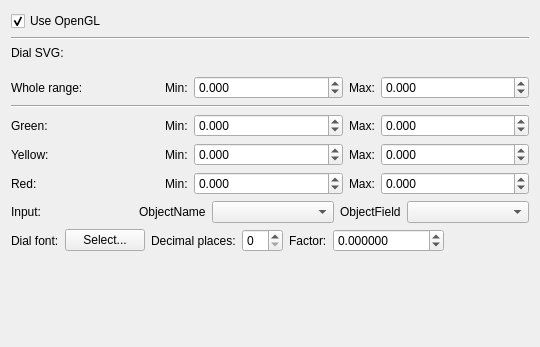
Old version of the form ground/openpilotgcs/src/plugins/lineardial/lineardialgadgetoptionspage.ui in the repository openpilot/OpenPilot.
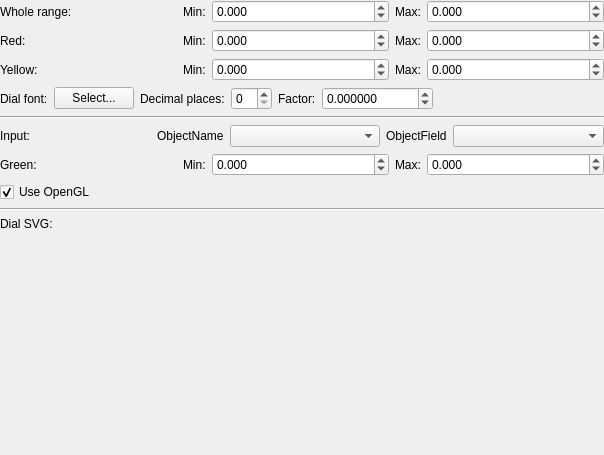
New version of the form. Custom widgets are drawn as their Qt base class.

Commit message: added scroll areas to all the preference settings screens

The edit to the form file:
```diff
--- a/ground/openpilotgcs/src/plugins/lineardial/lineardialgadgetoptionspage.ui
+++ b/ground/openpilotgcs/src/plugins/lineardial/lineardialgadgetoptionspage.ui
@@ -6,8 +6,8 @@
    <rect>
     <x>0</x>
     <y>0</y>
-    <width>540</width>
-    <height>347</height>
+    <width>604</width>
+    <height>455</height>
    </rect>
   </property>
   <property name="sizePolicy">
@@ -20,57 +20,33 @@
    <string>Form</string>
   </property>
   <layout class="QVBoxLayout" name="verticalLayout_2">
+   <property name="margin">
+    <number>0</number>
+   </property>
    <item>
-    <layout class="QHBoxLayout" name="horizontalLayout_8">
-     <item>
-      <widget class="QCheckBox" name="useOpenGL">
-       <property name="text">
-        <string>Use OpenGL</string>
-       </property>
-       <property name="checked">
+    <widget class="QScrollArea" name="scrollArea">
+     <property name="frameShape">
+      <enum>QFrame::NoFrame</enum>
+     </property>
+     <property name="frameShadow">
+      <enum>QFrame::Plain</enum>
+     </property>
+     <property name="widgetResizable">
         <bool>true</bool>
        </property>
-      </widget>
-     </item>
-    </layout>
-   </item>
-   <item>
-    <widget class="Line" name="line_3">
-     <property name="orientation">
-      <enum>Qt::Horizontal</enum>
-     </property>
-    </widget>
-   </item>
-   <item>
-    <layout class="QHBoxLayout" name="horizontalLayout" stretch="0,0">
-     <property name="spacing">
-      <number>10</number>
-     </property>
-     <property name="sizeConstraint">
-      <enum>QLayout::SetMaximumSize</enum>
-     </property>
-     <property name="bottomMargin">
-      <number>10</number>
-     </property>
-     <item>
-      <widget class="QLabel" name="label">
-       <property name="text">
-        <string>Dial SVG: </string>
-       </property>
-      </widget>
-     </item>
-     <item>
-      <widget class="Utils::PathChooser" name="svgSourceFile" native="true">
-       <property name="sizePolicy">
-        <sizepolicy hsizetype="MinimumExpanding" vsizetype="Preferred">
-         <horstretch>0</horstretch>
-         <verstretch>0</verstretch>
-        </sizepolicy>
-       </property>
-      </widget>
-     </item>
-    </layout>
-   </item>
+     <widget class="QWidget" name="scrollAreaWidgetContents">
+      <property name="geometry">
+       <rect>
+        <x>0</x>
+        <y>0</y>
+        <width>604</width>
+        <height>455</height>
+       </rect>
+      </property>
+      <layout class="QVBoxLayout" name="verticalLayout">
+       <property name="margin">
+        <number>0</number>
+       </property>
    <item>
     <layout class="QHBoxLayout" name="horizontalLayout_5">
      <item>
@@ -140,151 +116,6 @@
      </item>
     </layout>
    </item>
-   <item>
-    <widget class="Line" name="line">
-     <property name="orientation">
-      <enum>Qt::Horizontal</enum>
-     </property>
-    </widget>
-   </item>
-   <item>
-    <layout class="QHBoxLayout" name="horizontalLayout_2">
-     <item>
-      <widget class="QLabel" name="label_2">
-       <property name="sizePolicy">
-        <sizepolicy hsizetype="MinimumExpanding" vsizetype="Preferred">
-         <horstretch>0</horstretch>
-         <verstretch>0</verstretch>
-        </sizepolicy>
-       </property>
-       <property name="text">
-        <string>Green:</string>
-       </property>
-      </widget>
-     </item>
-     <item>
-      <widget class="QLabel" name="label_3">
-       <property name="text">
-        <string>Min:</string>
-       </property>
-      </widget>
-     </item>
-     <item>
-      <widget class="QDoubleSpinBox" name="greenMin">
-       <property name="sizePolicy">
-        <sizepolicy hsizetype="MinimumExpanding" vsizetype="Fixed">
-         <horstretch>0</horstretch>
-         <verstretch>0</verstretch>
-        </sizepolicy>
-       </property>
-       <property name="decimals">
-        <number>3</number>
-       </property>
-       <property name="minimum">
-        <double>-99999.000000000000000</double>
-       </property>
-       <property name="maximum">
-        <double>99999.990000000005239</double>
-       </property>
-      </widget>
-     </item>
-     <item>
-      <widget class="QLabel" name="label_10">
-       <property name="text">
-        <string>Max:</string>
-       </property>
-      </widget>
-     </item>
-     <item>
-      <widget class="QDoubleSpinBox" name="greenMax">
-       <property name="sizePolicy">
-        <sizepolicy hsizetype="MinimumExpanding" vsizetype="Fixed">
-         <horstretch>0</horstretch>
-         <verstretch>0</verstretch>
-        </sizepolicy>
-       </property>
-       <property name="decimals">
-        <number>3</number>
-       </property>
-       <property name="minimum">
-        <double>-99999.000000000000000</double>
-       </property>
-       <property name="maximum">
-        <double>99999.990000000005239</double>
-       </property>
-      </widget>
-     </item>
-    </layout>
-   </item>
-   <item>
-    <layout class="QHBoxLayout" name="horizontalLayout_3">
-     <item>
-      <widget class="QLabel" name="label_4">
-       <property name="sizePolicy">
-        <sizepolicy hsizetype="MinimumExpanding" vsizetype="Preferred">
-         <horstretch>0</horstretch>
-         <verstretch>0</verstretch>
-        </sizepolicy>
-       </property>
-       <property name="text">
-        <string>Yellow:</string>
-       </property>
-      </widget>
-     </item>
-     <item>
-      <widget class="QLabel" name="label_5">
-       <property name="text">
-        <string>Min:</string>
-       </property>
-      </widget>
-     </item>
-     <item>
-      <widget class="QDoubleSpinBox" name="yellowMin">
-       <property name="sizePolicy">
-        <sizepolicy hsizetype="MinimumExpanding" vsizetype="Fixed">
-         <horstretch>0</horstretch>
-         <verstretch>0</verstretch>
-        </sizepolicy>
-       </property>
-       <property name="decimals">
-        <number>3</number>
-       </property>
-       <property name="minimum">
-        <double>-99999.000000000000000</double>
-       </property>
-       <property name="maximum">
-        <double>99999.990000000005239</double>
-       </property>
-      </widget>
-     </item>
-     <item>
-      <widget class="QLabel" name="label_11">
-       <property name="text">
-        <string>Max:</string>
-       </property>
-      </widget>
-     </item>
-     <item>
-      <widget class="QDoubleSpinBox" name="yellowMax">
-       <property name="sizePolicy">
-        <sizepolicy hsizetype="MinimumExpanding" vsizetype="Fixed">
-         <horstretch>0</horstretch>
-         <verstretch>0</verstretch>
-        </sizepolicy>
-       </property>
-       <property name="decimals">
-        <number>3</number>
-       </property>
-       <property name="minimum">
-        <double>-99999.000000000000000</double>
-       </property>
-       <property name="maximum">
-        <double>99999.990000000005239</double>
-       </property>
-      </widget>
-     </item>
-    </layout>
-   </item>
    <item>
     <layout class="QHBoxLayout" name="horizontalLayout_4">
      <item>
@@ -355,9 +186,9 @@
     </layout>
    </item>
    <item>
-    <layout class="QHBoxLayout" name="horizontalLayout_7">
+        <layout class="QHBoxLayout" name="horizontalLayout_3">
      <item>
-      <widget class="QLabel" name="label_17">
+          <widget class="QLabel" name="label_4">
        <property name="sizePolicy">
         <sizepolicy hsizetype="MinimumExpanding" vsizetype="Preferred">
          <horstretch>0</horstretch>
@@ -365,42 +196,60 @@
         </sizepolicy>
        </property>
        <property name="text">
-        <string>Input:</string>
+            <string>Yellow:</string>
        </property>
       </widget>
      </item>
      <item>
-      <widget class="QLabel" name="label_18">
+          <widget class="QLabel" name="label_5">
        <property name="text">
-        <string>ObjectName</string>
+            <string>Min:</string>
        </property>
       </widget>
      </item>
      <item>
-      <widget class="QComboBox" name="objectName">
+          <widget class="QDoubleSpinBox" name="yellowMin">
        <property name="sizePolicy">
-        <sizepolicy hsizetype="Expanding" vsizetype="Fixed">
+            <sizepolicy hsizetype="MinimumExpanding" vsizetype="Fixed">
          <horstretch>0</horstretch>
          <verstretch>0</verstretch>
         </sizepolicy>
        </property>
+           <property name="decimals">
+            <number>3</number>
+           </property>
+           <property name="minimum">
+            <double>-99999.000000000000000</double>
+           </property>
+           <property name="maximum">
+            <double>99999.990000000005239</double>
+           </property>
       </widget>
      </item>
      <item>
-      <widget class="QLabel" name="label_19">
+          <widget class="QLabel" name="label_11">
        <property name="text">
-        <string>ObjectField</string>
+            <string>Max:</string>
        </property>
       </widget>
      </item>
      <item>
-      <widget class="QComboBox" name="objectField">
+          <widget class="QDoubleSpinBox" name="yellowMax">
        <property name="sizePolicy">
-        <sizepolicy hsizetype="Expanding" vsizetype="Fixed">
+            <sizepolicy hsizetype="MinimumExpanding" vsizetype="Fixed">
          <horstretch>0</horstretch>
          <verstretch>0</verstretch>
         </sizepolicy>
        </property>
+           <property name="decimals">
+            <number>3</number>
+           </property>
+           <property name="minimum">
+            <double>-99999.000000000000000</double>
+           </property>
+           <property name="maximum">
+            <double>99999.990000000005239</double>
+           </property>
       </widget>
      </item>
     </layout>
@@ -479,6 +328,184 @@
      </item>
     </layout>
    </item>
+       <item>
+        <widget class="Line" name="line">
+         <property name="orientation">
+          <enum>Qt::Horizontal</enum>
+         </property>
+        </widget>
+       </item>
+       <item>
+        <layout class="QHBoxLayout" name="horizontalLayout_7">
+         <item>
+          <widget class="QLabel" name="label_17">
+           <property name="sizePolicy">
+            <sizepolicy hsizetype="MinimumExpanding" vsizetype="Preferred">
+             <horstretch>0</horstretch>
+             <verstretch>0</verstretch>
+            </sizepolicy>
+           </property>
+           <property name="text">
+            <string>Input:</string>
+           </property>
+          </widget>
+         </item>
+         <item>
+          <widget class="QLabel" name="label_18">
+           <property name="text">
+            <string>ObjectName</string>
+           </property>
+          </widget>
+         </item>
+         <item>
+          <widget class="QComboBox" name="objectName">
+           <property name="sizePolicy">
+            <sizepolicy hsizetype="Expanding" vsizetype="Fixed">
+             <horstretch>0</horstretch>
+             <verstretch>0</verstretch>
+            </sizepolicy>
+           </property>
+          </widget>
+         </item>
+         <item>
+          <widget class="QLabel" name="label_19">
+           <property name="text">
+            <string>ObjectField</string>
+           </property>
+          </widget>
+         </item>
+         <item>
+          <widget class="QComboBox" name="objectField">
+           <property name="sizePolicy">
+            <sizepolicy hsizetype="Expanding" vsizetype="Fixed">
+             <horstretch>0</horstretch>
+             <verstretch>0</verstretch>
+            </sizepolicy>
+           </property>
+          </widget>
+         </item>
+        </layout>
+       </item>
+       <item>
+        <layout class="QHBoxLayout" name="horizontalLayout_2">
+         <item>
+          <widget class="QLabel" name="label_2">
+           <property name="sizePolicy">
+            <sizepolicy hsizetype="MinimumExpanding" vsizetype="Preferred">
+             <horstretch>0</horstretch>
+             <verstretch>0</verstretch>
+            </sizepolicy>
+           </property>
+           <property name="text">
+            <string>Green:</string>
+           </property>
+          </widget>
+         </item>
+         <item>
+          <widget class="QLabel" name="label_3">
+           <property name="text">
+            <string>Min:</string>
+           </property>
+          </widget>
+         </item>
+         <item>
+          <widget class="QDoubleSpinBox" name="greenMin">
+           <property name="sizePolicy">
+            <sizepolicy hsizetype="MinimumExpanding" vsizetype="Fixed">
+             <horstretch>0</horstretch>
+             <verstretch>0</verstretch>
+            </sizepolicy>
+           </property>
+           <property name="decimals">
+            <number>3</number>
+           </property>
+           <property name="minimum">
+            <double>-99999.000000000000000</double>
+           </property>
+           <property name="maximum">
+            <double>99999.990000000005239</double>
+           </property>
+          </widget>
+         </item>
+         <item>
+          <widget class="QLabel" name="label_10">
+           <property name="text">
+            <string>Max:</string>
+           </property>
+          </widget>
+         </item>
+         <item>
+          <widget class="QDoubleSpinBox" name="greenMax">
+           <property name="sizePolicy">
+            <sizepolicy hsizetype="MinimumExpanding" vsizetype="Fixed">
+             <horstretch>0</horstretch>
+             <verstretch>0</verstretch>
+            </sizepolicy>
+           </property>
+           <property name="decimals">
+            <number>3</number>
+           </property>
+           <property name="minimum">
+            <double>-99999.000000000000000</double>
+           </property>
+           <property name="maximum">
+            <double>99999.990000000005239</double>
+           </property>
+          </widget>
+         </item>
+        </layout>
+       </item>
+       <item>
+        <layout class="QHBoxLayout" name="horizontalLayout_8">
+         <item>
+          <widget class="QCheckBox" name="useOpenGL">
+           <property name="text">
+            <string>Use OpenGL</string>
+           </property>
+           <property name="checked">
+            <bool>true</bool>
+           </property>
+          </widget>
+         </item>
+        </layout>
+       </item>
+       <item>
+        <widget class="Line" name="line_3">
+         <property name="orientation">
+          <enum>Qt::Horizontal</enum>
+         </property>
+        </widget>
+       </item>
+       <item>
+        <layout class="QHBoxLayout" name="horizontalLayout" stretch="0,0">
+         <property name="spacing">
+          <number>10</number>
+         </property>
+         <property name="sizeConstraint">
+          <enum>QLayout::SetMaximumSize</enum>
+         </property>
+         <property name="bottomMargin">
+          <number>10</number>
+         </property>
+         <item>
+          <widget class="QLabel" name="label">
+           <property name="text">
+            <string>Dial SVG: </string>
+           </property>
+          </widget>
+         </item>
+         <item>
+          <widget class="Utils::PathChooser" name="svgSourceFile" native="true">
+           <property name="sizePolicy">
+            <sizepolicy hsizetype="MinimumExpanding" vsizetype="Preferred">
+             <horstretch>0</horstretch>
+             <verstretch>0</verstretch>
+            </sizepolicy>
+           </property>
+          </widget>
+         </item>
+        </layout>
+       </item>
    <item>
     <spacer name="verticalSpacer">
      <property name="orientation">
@@ -491,6 +518,10 @@
       </size>
      </property>
     </spacer>
+       </item>
+      </layout>
+     </widget>
+    </widget>
    </item>
   </layout>
  </widget>
```
Lines whose indentation alone changed are shown as unchanged. The commit also changes 13 other files.
